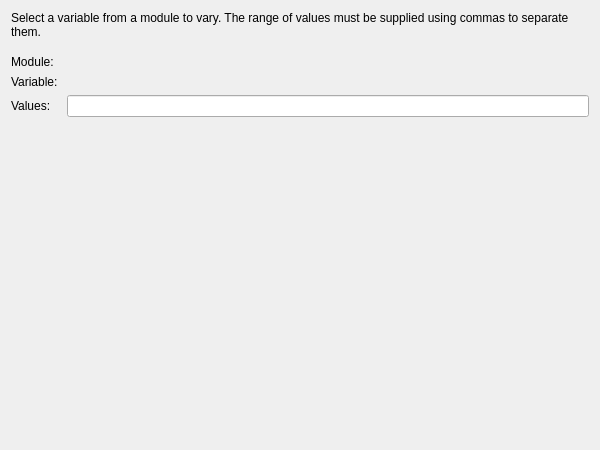
Above: designer/shared/unitsensitivity.ui from DTOcean/dtocean-app before the change. Below: the same form after it.
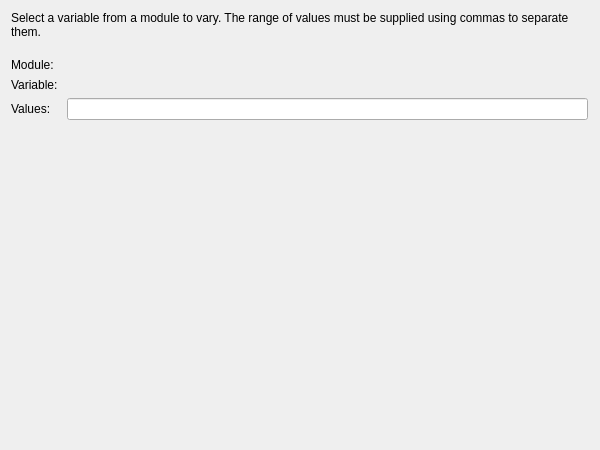
That is the form after the change.

Commit message: Limit width of unit and multisenstivity strategy widgets

The edit to the form file:
```diff
--- a/designer/shared/unitsensitivity.ui
+++ b/designer/shared/unitsensitivity.ui
@@ -13,7 +13,28 @@
   <property name="windowTitle">
    <string>Form</string>
   </property>
+  <layout class="QHBoxLayout" name="horizontalLayout" stretch="1,0">
+   <property name="spacing">
+    <number>0</number>
+   </property>
+   <item>
+    <widget class="QFrame" name="frame">
+     <property name="maximumSize">
+      <size>
+       <width>600</width>
+       <height>16777215</height>
+      </size>
+     </property>
+     <property name="frameShape">
+      <enum>QFrame::NoFrame</enum>
+     </property>
+     <property name="frameShadow">
+      <enum>QFrame::Raised</enum>
+     </property>
   <layout class="QVBoxLayout" name="verticalLayout">
+      <property name="margin">
+       <number>0</number>
+      </property>
    <item>
     <widget class="QLabel" name="label_2">
      <property name="text">
@@ -34,8 +55,8 @@
      </property>
      <property name="sizeHint" stdset="0">
       <size>
-       <width>20</width>
-       <height>10</height>
+          <width>17</width>
+          <height>13</height>
       </size>
      </property>
     </spacer>
@@ -77,6 +98,22 @@
       <size>
        <width>20</width>
        <height>277</height>
+         </size>
+        </property>
+       </spacer>
+      </item>
+     </layout>
+    </widget>
+   </item>
+   <item>
+    <spacer name="horizontalSpacer">
+     <property name="orientation">
+      <enum>Qt::Horizontal</enum>
+     </property>
+     <property name="sizeHint" stdset="0">
+      <size>
+       <width>1</width>
+       <height>20</height>
       </size>
      </property>
     </spacer>
```
Lines whose indentation alone changed are shown as unchanged. The commit also changes 1 other file.
